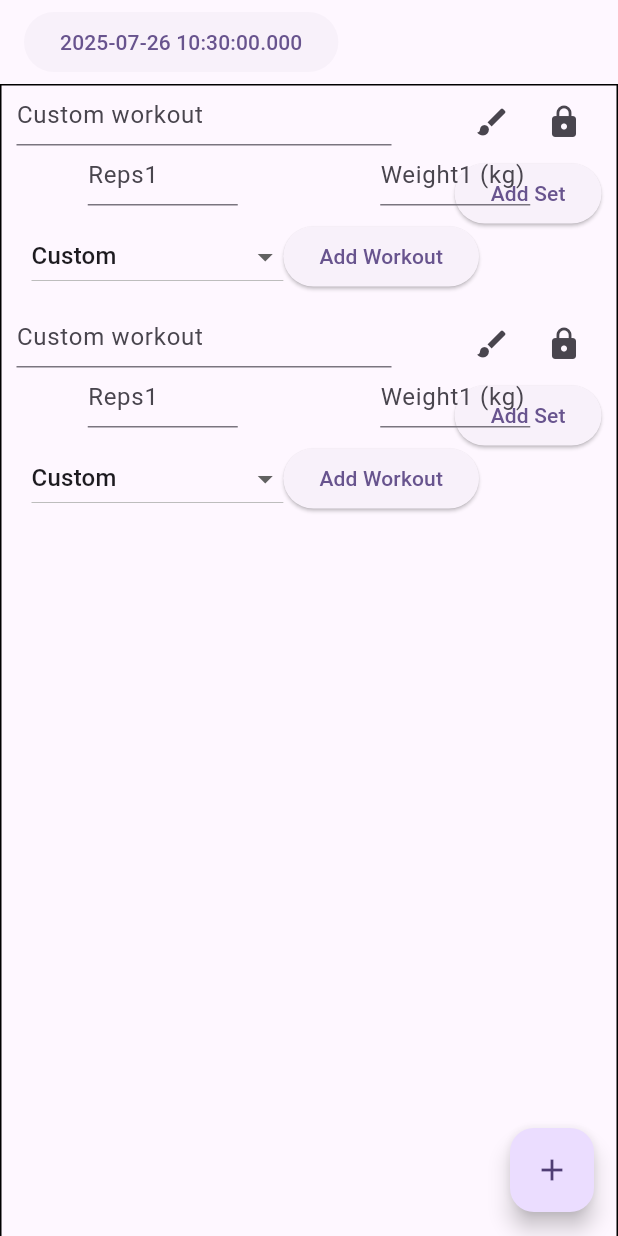
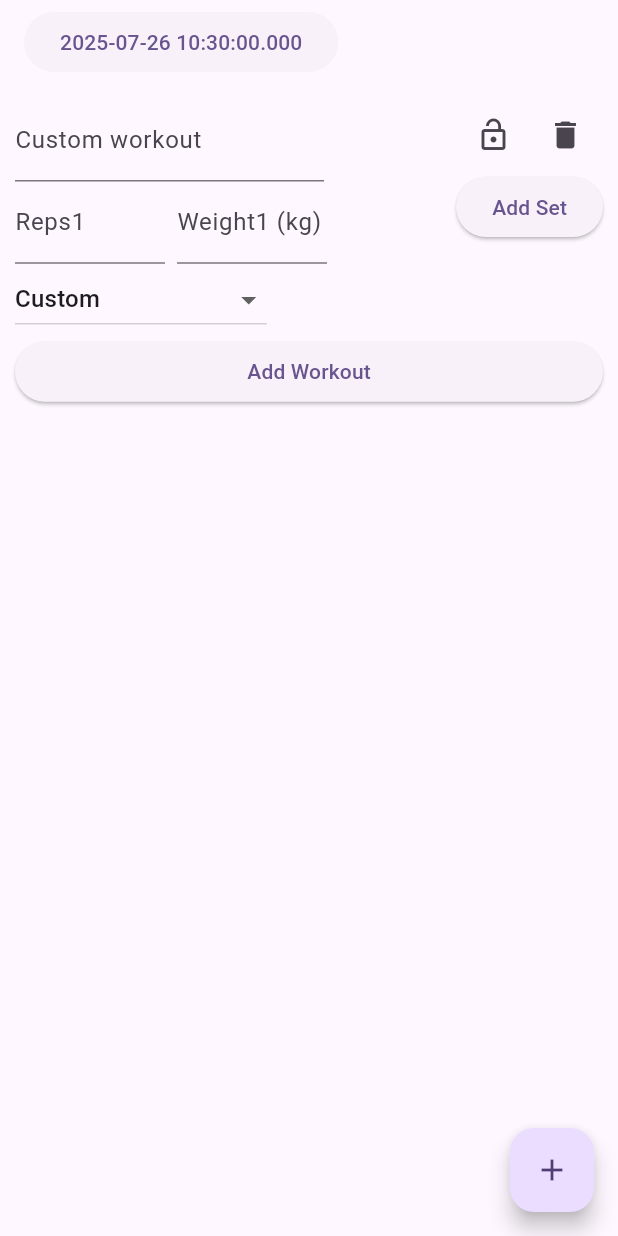
Before and after one commit to Why-02/gym_log, a Flutter app: the screen it shows after launch, after a tap on the "add" icon, on a phone screen of 412 x 824 dp. Run offline on Flutter 3.47's test engine with Material 3 defaults, Android fonts, the phone set to English and light mode, and no system bars.

Commit message:
added the delete feature and a lock option

```diff
--- a/lib/features/core/ui/widgets/styled_text_field.dart
+++ b/lib/features/core/ui/widgets/styled_text_field.dart
@@ -8,8 +8,9 @@ class StyledTextField extends StatefulWidget {
   final TextInputType keyboardType;
   final bool lockable;
   final double? width;
+  bool readOnly;
   bool locked;
-  StyledTextField({super.key, required this.controller, required this.hintText, required this.labelText, this.keyboardType = TextInputType.text, this.lockable = false, this.locked = false, this.width = null});
+  StyledTextField({super.key, required this.controller, required this.hintText, required this.labelText, this.keyboardType = TextInputType.text, this.lockable = false, this.locked = false, this.width ,this.readOnly = false});
 
   @override
   State<StyledTextField> createState() => _StyledTextFieldState();
@@ -18,6 +19,8 @@ class StyledTextField extends StatefulWidget {
 class _StyledTextFieldState extends State<StyledTextField> {
   @override
   Widget build(BuildContext context) {
+    final WIDTH = MediaQuery.of(context).size.width;
+    final HEIGHT = MediaQuery.of(context).size.height;
     return Row(
       mainAxisSize: MainAxisSize.min,
       children: [
@@ -33,9 +36,10 @@ class _StyledTextFieldState extends State<StyledTextField> {
           )))
           : SizedBox(width:0)),
         SizedBox(
-          width:(widget.width ?? 250 - 50 * (widget.lockable ? 1 : 0)),
-          height:40,
+          width:(widget.width ?? WIDTH/2 - WIDTH/10 * (widget.lockable ? 1 : 0)),
+          height:HEIGHT/15,
           child: TextField(
+            readOnly: widget.readOnly,
             keyboardType: widget.keyboardType,
             controller: widget.controller,
             decoration: InputDecoration(
--- a/lib/features/workout_logs/widgets/workout_adder.dart
+++ b/lib/features/workout_logs/widgets/workout_adder.dart
@@ -4,7 +4,6 @@ import 'package:git_log/features/workout_logs/widgets/utils.dart';
 
 class WorkoutAdder extends StatefulWidget {
   const WorkoutAdder({super.key});
-
   @override
   State<WorkoutAdder> createState() => _WorkoutAdderState();
 }
@@ -13,13 +12,15 @@ class _WorkoutAdderState extends State<WorkoutAdder> {
   String? _selectedWorkout;
   TextEditingController customWorkoutController = TextEditingController();
   String customWorkoutText = "";
-  List<(TextEditingController,TextEditingController, bool)> sets = [];
+  bool locked = false;
+  bool show = true;
+  List<(TextEditingController,TextEditingController)> sets = [];
 
   @override
   void initState() {
     super.initState();
     _selectedWorkout = standardWorkouts.first;
-    sets.add((TextEditingController(),TextEditingController(), false));
+    sets.add((TextEditingController(),TextEditingController()));
     customWorkoutController.addListener((){
       setState(() {
         customWorkoutText = customWorkoutController.text;
@@ -34,22 +35,33 @@ class _WorkoutAdderState extends State<WorkoutAdder> {
   }
   @override
   Widget build(BuildContext context) {
+    if (show) {
       return Center(child: Stack(
       children: [
-
         Positioned(right:0,top:0,child: Column(
           children: [
             Row(
               children: [
-                IconButton(onPressed: (){}, icon: Icon(Icons.brush)),
-                IconButton(onPressed: (){}, icon: Icon(Icons.lock)),
+                IconButton(onPressed: (){setState(() {
+                  locked = !locked;
+                  }); },
+                  icon: Icon((locked ? Icons.lock : Icons.lock_open)),
+                  style: ButtonStyle(padding: WidgetStatePropertyAll(EdgeInsets.zero)),
+                ),
+                IconButton(onPressed: (){setState(() {
+                  show  = false;
+                  }); },
+                  icon: Icon(Icons.delete),
+                  style: ButtonStyle(padding: WidgetStatePropertyAll(EdgeInsets.zero)),
+                ),
+
               ],
             ),
-            SizedBox(),
+
             ElevatedButton(onPressed: (){setState(() {
-              sets.add((TextEditingController(),TextEditingController(),false));
+              sets.add((TextEditingController(),TextEditingController()));
             });}, child: Text("Add Set")),
-            (sets.length > 1 ?ElevatedButton(onPressed: (){setState(() {
+            (sets.length > 1 ? ElevatedButton(onPressed: (){setState(() {
               sets.removeLast();
             });}, child: Text("Remove Set")):SizedBox(width: 0,height:0,))
           ],
@@ -62,40 +74,35 @@ class _WorkoutAdderState extends State<WorkoutAdder> {
               crossAxisAlignment: CrossAxisAlignment.start,
               mainAxisSize: MainAxisSize.min,
               children: [
-                (_selectedWorkout == "Custom" ? StyledTextField(controller: customWorkoutController, hintText: "Enter Custom Workout", labelText: "Custom workout") : SizedBox()),
+                (_selectedWorkout == "Custom" ? StyledTextField(controller: customWorkoutController, hintText: "", labelText: "Custom workout",readOnly: locked,) : SizedBox()),
                 for (int id = 0; id < sets.length; id++)
                 Row(
-                  mainAxisAlignment: MainAxisAlignment.spaceAround,
                     children: [
-                      StyledTextField(controller: sets[id].$1, hintText: "", labelText: "Reps${id + 1}",locked: sets[id].$3,keyboardType: TextInputType.numberWithOptions(),width:100),
-                      StyledTextField(controller: sets[id].$2, hintText: "", labelText: "Weight${id + 1} (kg)", locked: sets[id].$3,keyboardType: TextInputType.numberWithOptions(),width:100),
+                      StyledTextField(controller: sets[id].$1, hintText: "", labelText: "Reps${id + 1}",keyboardType: TextInputType.numberWithOptions(),width:100,readOnly: locked,),
+                      SizedBox(width:8),
+                      StyledTextField(controller: sets[id].$2, hintText: "", labelText: "Weight${id + 1} (kg)",keyboardType: TextInputType.numberWithOptions(),width:100,readOnly: locked,),
                     ],
                 ),
               ]
             ),
-            Padding(
-              padding: const EdgeInsets.all(10),
-              child: Row(
-                children: [
             DropdownButton(value: _selectedWorkout,items: standardWorkouts.map<DropdownMenuItem<String>>((String workout){
                           return DropdownMenuItem(
             value: workout,
             child: Text(workout));
                           }).toList(),
-                onChanged: (customWorkoutText == "" ? (String? newWorlout){
+                          onChanged: ((customWorkoutText == ""  && !locked) ? (String? newWorlout){
             setState(() {
               _selectedWorkout = newWorlout;
             });
                         } : null)),
             ElevatedButton(onPressed: (){for (int i = 0; i<sets.length; i++){debugPrint(sets[i].$1.text);}}, child: Center(
               child: Text("Add Workout"),
-                  )),
+            ))
           ],
-              ),
-            )
-          ],
-        ),]
+        ), ]
       ),);
+    }
+    return Center();
   }
 
 }
--- a/lib/features/workout_logs/workout_logs_page.dart
+++ b/lib/features/workout_logs/workout_logs_page.dart
@@ -11,21 +11,22 @@ class WorkoutLogsPage extends StatefulWidget {
 
 class _WorkoutLogsPageState extends State<WorkoutLogsPage> {
 
-  List<WorkoutAdder> workouts = [WorkoutAdder()];
+  List<WorkoutAdder> workouts = [];
 
   @override
   Widget build(BuildContext context) {
+    final WIDTH = MediaQuery.of(context).size.width;
+    final HEIGHT = MediaQuery.of(context).size.height;
+    final keyboardOffset = MediaQuery.of(context).viewInsets.bottom;
     return Scaffold(
 
       body:Column(
         children: [
           WorkoutLogsHeader(),
-          Container(
-            decoration: BoxDecoration(border: Border.all()),
-            padding: EdgeInsetsGeometry.symmetric(horizontal: 10),
-            height:800,
+          ConstrainedBox(
+            constraints: BoxConstraints(maxWidth:WIDTH,maxHeight:HEIGHT - 100 - keyboardOffset),
             child: ListView.builder(
-              padding: EdgeInsets.all(0),
+              padding: EdgeInsets.all(10),
               itemCount: workouts.length,
               itemBuilder: (context, index){
               return workouts[workouts.length - index - 1];
--- a/lib/main.dart
+++ b/lib/main.dart
@@ -55,18 +55,7 @@ class MyHomePage extends StatefulWidget {
 }
 
 class _MyHomePageState extends State<MyHomePage> {
-  int _counter = 0;
 
-  void _incrementCounter() {
-    setState(() {
-      // This call to setState tells the Flutter framework that something has
-      // changed in this State, which causes it to rerun the build method below
-      // so that the display can reflect the updated values. If we changed
-      // _counter without calling setState(), then the build method would not be
-      // called again, and so nothing would appear to happen.
-      _counter++;
-    });
-  }
 
   @override
   Widget build(BuildContext context) {
```
Lines whose indentation alone changed are shown as unchanged.
